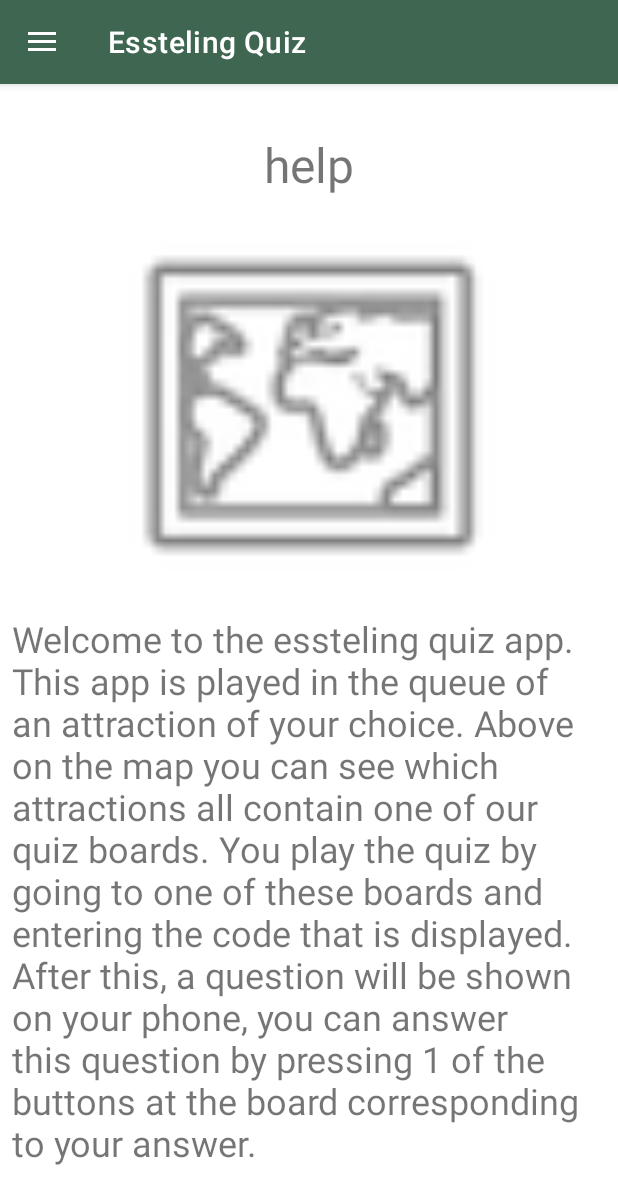
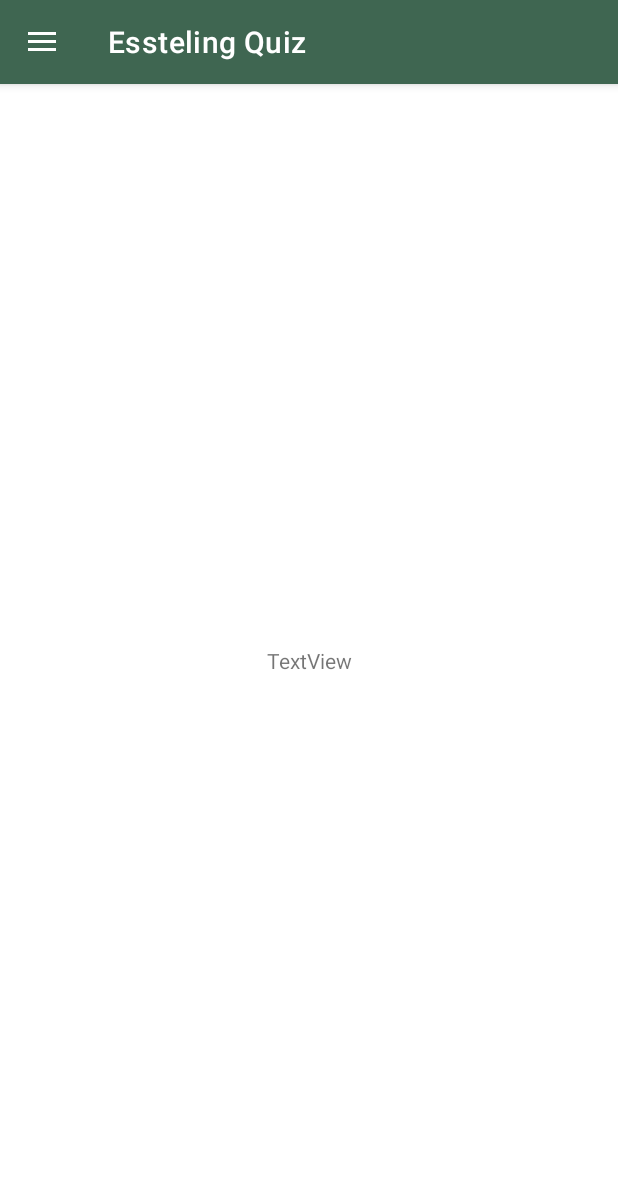
Before and after one commit to TI-proftaak-MB-A3/android-app, an Android app: the HelpActivity screen opened directly, with no data from a screen before it, on a phone screen of 412 x 824 dp. Shown: the top 1204 px of the screen. Run offline under Robolectric (Android 15) with nearby library versions, the phone set to English and light mode, and no system bars.

Commit message:
Revert "Layout"

```diff
--- a/app/src/main/java/nl/avans/ti/MainActivity.java
+++ b/app/src/main/java/nl/avans/ti/MainActivity.java
@@ -46,16 +46,13 @@ public class MainActivity extends AppCompatActivity
         {
             Toast.makeText(view.getContext(), R.string.errorAboutCodeLength, Toast.LENGTH_LONG).show();
             Log.d(String.valueOf(view.getTag()), "value entered didn't meet the requirments");
-        }else
-        {
-            //todo validate code and start activity
-            Intent intent = new Intent();
-            int code = Integer.parseInt(enteredCode);
-            intent.putExtra("placeholder", enteredCode);
-
         }
 
 
+        //todo validate code and start activity
+        Intent intent = new Intent();
+        String code = enteredCode;
+        intent.putExtra("placeholder", enteredCode);
 
         this.startQuiz = new StartQuiz(this.connect, code);
         this.startQuiz.addConnection();
--- a/app/src/main/res/layout/activity_help.xml
+++ b/app/src/main/res/layout/activity_help.xml
@@ -14,49 +14,14 @@
 
 
         <TextView
-                android:text="@string/help"
-                android:textSize="32sp"
+                android:text="TextView"
                 android:layout_width="wrap_content"
-                android:layout_height="wrap_content"
-                android:id="@+id/textView3"
-                app:layout_constraintStart_toStartOf="parent"
-                app:layout_constraintEnd_toEndOf="parent"
-                app:layout_constraintTop_toTopOf="parent"
-                android:layout_marginTop="32dp" />
-
-
-        <TextView
-                android:text="@string/helpLong"
-                android:textSize="24sp"
-                android:layout_width="0dp"
                 android:layout_height="wrap_content"
                 android:id="@+id/textView2"
                 app:layout_constraintTop_toTopOf="parent"
                 app:layout_constraintBottom_toBottomOf="parent"
                 app:layout_constraintEnd_toEndOf="parent"
-                app:layout_constraintStart_toStartOf="parent"
-                app:layout_constraintVertical_bias="0.9"
-                android:layout_marginStart="8dp"
-                android:layout_marginEnd="8dp"
-                android:layout_marginTop="8dp"
-                android:layout_marginBottom="8dp" />
-
-        <ImageView
-                android:layout_width="0dp"
-                android:layout_height="0dp"
-                app:srcCompat="@android:drawable/ic_menu_mapmode"
-                android:id="@+id/imageView"
-                app:layout_constraintEnd_toEndOf="parent"
-                app:layout_constraintStart_toStartOf="parent"
-                app:layout_constraintHorizontal_bias="0.498"
-                android:layout_marginTop="8dp"
-                app:layout_constraintTop_toBottomOf="@+id/textView3"
-                android:layout_marginBottom="8dp"
-                app:layout_constraintBottom_toTopOf="@+id/textView2"
-                android:layout_marginStart="8dp"
-                android:layout_marginEnd="8dp" />
-
-
+                app:layout_constraintStart_toStartOf="parent" />
     </androidx.constraintlayout.widget.ConstraintLayout>
 
 
--- a/app/src/main/res/values/strings.xml
+++ b/app/src/main/res/values/strings.xml
@@ -8,5 +8,4 @@
     <string name="map">Map</string>
     <string name="medals">Medals</string>
     <string name="help">help</string>
-    <string name="helpLong">Welcome to the essteling quiz app. This app is played in the queue of an attraction of your choice. Above on the map you can see which attractions all contain one of our quiz boards. You play the quiz by going to one of these boards and entering the code that is displayed. After this, a question will be shown on your phone, you can answer this question by pressing 1 of the buttons at the board corresponding to your answer.</string>
 </resources>
```
Also changed, not shown: 1 other file.
